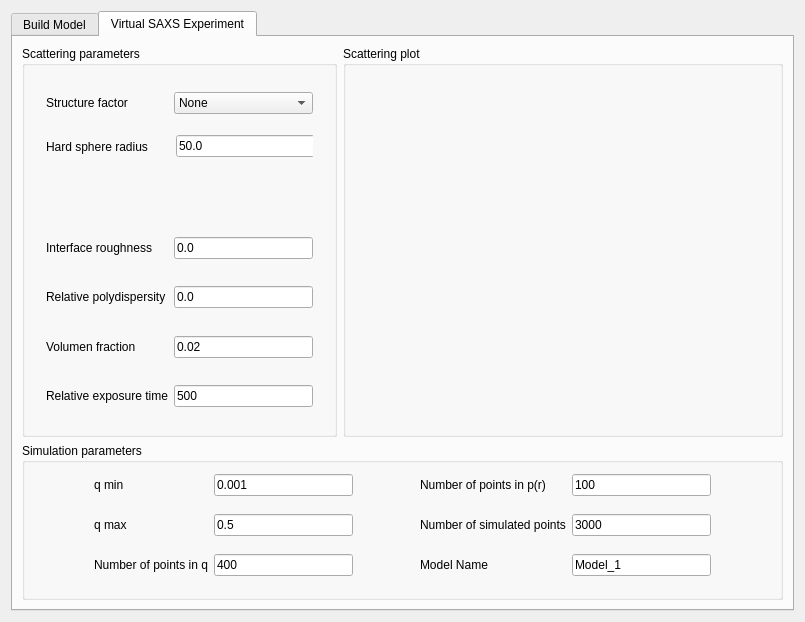
Old version of the form src/sas/qtgui/Calculators/Shape2SAS/UI/DesignWindowUI.ui in the repository SasView/sasview.
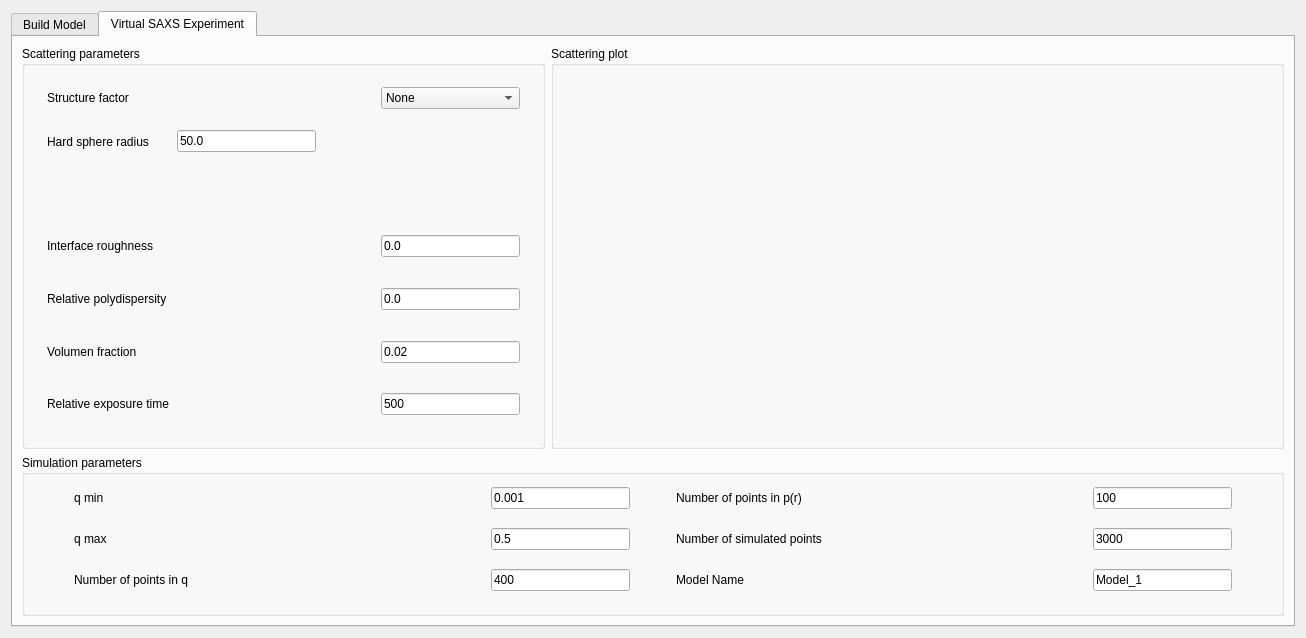
New version of the form. The open tabs and pages were chosen to show the change.

Commit message: Shape2SAS GUI cleanup to make it more flexible when the window expands

Diff of the .ui file:
```diff
--- a/src/sas/qtgui/Calculators/Shape2SAS/UI/DesignWindowUI.ui
+++ b/src/sas/qtgui/Calculators/Shape2SAS/UI/DesignWindowUI.ui
@@ -6,8 +6,8 @@
    <rect>
     <x>0</x>
     <y>0</y>
-    <width>801</width>
-    <height>620</height>
+    <width>1306</width>
+    <height>638</height>
    </rect>
   </property>
   <property name="windowTitle">
@@ -51,9 +51,6 @@
            <layout class="QGridLayout" name="gridLayout_6">
             <item row="0" column="1">
              <spacer name="verticalSpacer_9">
-              <property name="orientation">
-               <enum>Qt::Orientation::Vertical</enum>
-              </property>
               <property name="sizeHint" stdset="0">
                <size>
                 <width>20</width>
@@ -64,9 +61,6 @@
             </item>
             <item row="4" column="1">
              <spacer name="verticalSpacer_8">
-              <property name="orientation">
-               <enum>Qt::Orientation::Vertical</enum>
-              </property>
               <property name="sizeHint" stdset="0">
                <size>
                 <width>20</width>
@@ -77,9 +71,6 @@
             </item>
             <item row="2" column="1">
              <spacer name="verticalSpacer_7">
-              <property name="orientation">
-               <enum>Qt::Orientation::Vertical</enum>
-              </property>
               <property name="sizeHint" stdset="0">
                <size>
                 <width>20</width>
@@ -396,9 +387,6 @@
             </item>
             <item row="1" column="4">
              <spacer name="horizontalSpacer_7">
-              <property name="orientation">
-               <enum>Qt::Orientation::Horizontal</enum>
-              </property>
               <property name="sizeHint" stdset="0">
                <size>
                 <width>40</width>
@@ -409,9 +397,6 @@
             </item>
             <item row="1" column="0">
              <spacer name="horizontalSpacer">
-              <property name="orientation">
-               <enum>Qt::Orientation::Horizontal</enum>
-              </property>
               <property name="sizeHint" stdset="0">
                <size>
                 <width>40</width>
@@ -422,9 +407,6 @@
             </item>
             <item row="1" column="2">
              <spacer name="horizontalSpacer_5">
-              <property name="orientation">
-               <enum>Qt::Orientation::Horizontal</enum>
-              </property>
               <property name="sizeHint" stdset="0">
                <size>
                 <width>40</width>
@@ -435,9 +417,6 @@
             </item>
             <item row="6" column="1">
              <spacer name="verticalSpacer_10">
-              <property name="orientation">
-               <enum>Qt::Orientation::Vertical</enum>
-              </property>
               <property name="sizeHint" stdset="0">
                <size>
                 <width>20</width>
@@ -467,9 +446,6 @@
            <layout class="QGridLayout" name="gridLayout_4">
             <item row="11" column="1">
              <spacer name="verticalSpacer">
-              <property name="orientation">
-               <enum>Qt::Orientation::Vertical</enum>
-              </property>
               <property name="sizeHint" stdset="0">
                <size>
                 <width>20</width>
@@ -480,9 +456,6 @@
             </item>
             <item row="0" column="0">
              <spacer name="horizontalSpacer_11">
-              <property name="orientation">
-               <enum>Qt::Orientation::Horizontal</enum>
-              </property>
               <property name="sizeHint" stdset="0">
                <size>
                 <width>13</width>
@@ -559,9 +532,6 @@
             </item>
             <item row="0" column="1">
              <spacer name="verticalSpacer_2">
-              <property name="orientation">
-               <enum>Qt::Orientation::Vertical</enum>
-              </property>
               <property name="sizeHint" stdset="0">
                <size>
                 <width>20</width>
@@ -572,9 +542,6 @@
             </item>
             <item row="7" column="1">
              <spacer name="verticalSpacer_5">
-              <property name="orientation">
-               <enum>Qt::Orientation::Vertical</enum>
-              </property>
               <property name="sizeHint" stdset="0">
                <size>
                 <width>266</width>
@@ -628,9 +595,6 @@
               </item>
               <item>
                <spacer name="horizontalSpacer_8">
-                <property name="orientation">
-                 <enum>Qt::Orientation::Horizontal</enum>
-                </property>
                 <property name="sizeHint" stdset="0">
                  <size>
                   <width>0</width>
@@ -643,9 +607,6 @@
             </item>
             <item row="0" column="2">
              <spacer name="horizontalSpacer_12">
-              <property name="orientation">
-               <enum>Qt::Orientation::Horizontal</enum>
-              </property>
               <property name="sizeHint" stdset="0">
                <size>
                 <width>13</width>
@@ -699,9 +660,6 @@
               </item>
               <item>
                <spacer name="horizontalSpacer_10">
-                <property name="orientation">
-                 <enum>Qt::Orientation::Horizontal</enum>
-                </property>
                 <property name="sizeHint" stdset="0">
                  <size>
                   <width>0</width>
@@ -714,9 +672,6 @@
             </item>
             <item row="3" column="1">
              <spacer name="verticalSpacer_3">
-              <property name="orientation">
-               <enum>Qt::Orientation::Vertical</enum>
-              </property>
               <property name="sizeHint" stdset="0">
                <size>
                 <width>266</width>
@@ -782,9 +737,6 @@
               </item>
               <item>
                <spacer name="horizontalSpacer_4">
-                <property name="orientation">
-                 <enum>Qt::Orientation::Horizontal</enum>
-                </property>
                 <property name="sizeHint" stdset="0">
                  <size>
                   <width>0</width>
@@ -846,9 +798,6 @@
               </item>
               <item>
                <spacer name="horizontalSpacer_6">
-                <property name="orientation">
-                 <enum>Qt::Orientation::Horizontal</enum>
-                </property>
                 <property name="sizeHint" stdset="0">
                  <size>
                   <width>0</width>
@@ -874,10 +823,7 @@
                </size>
               </property>
               <property name="frameShape">
-               <enum>QFrame::Shape::NoFrame</enum>
-              </property>
-              <property name="frameShadow">
-               <enum>QFrame::Shadow::Plain</enum>
+               <enum>QFrame::NoFrame</enum>
               </property>
               <property name="lineWidth">
                <number>1</number>
@@ -949,9 +895,6 @@
                  </item>
                  <item>
                   <spacer name="horizontalSpacer_3">
-                   <property name="orientation">
-                    <enum>Qt::Orientation::Horizontal</enum>
-                   </property>
                    <property name="sizeHint" stdset="0">
                     <size>
                      <width>0</width>
@@ -1155,9 +1098,6 @@
             </item>
             <item row="9" column="1">
              <spacer name="verticalSpacer_6">
-              <property name="orientation">
-               <enum>Qt::Orientation::Vertical</enum>
-              </property>
               <property name="sizeHint" stdset="0">
                <size>
                 <width>266</width>
@@ -1168,9 +1108,6 @@
             </item>
             <item row="5" column="1">
              <spacer name="verticalSpacer_4">
-              <property name="orientation">
-               <enum>Qt::Orientation::Vertical</enum>
-              </property>
               <property name="sizeHint" stdset="0">
                <size>
                 <width>266</width>
```
The commit also changes 3 other files.
